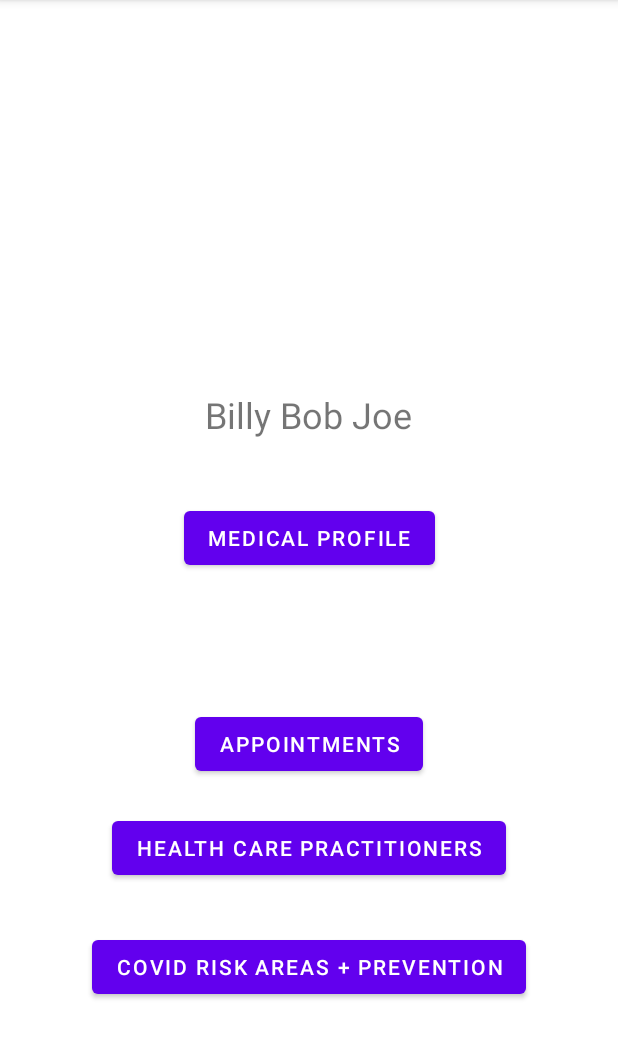
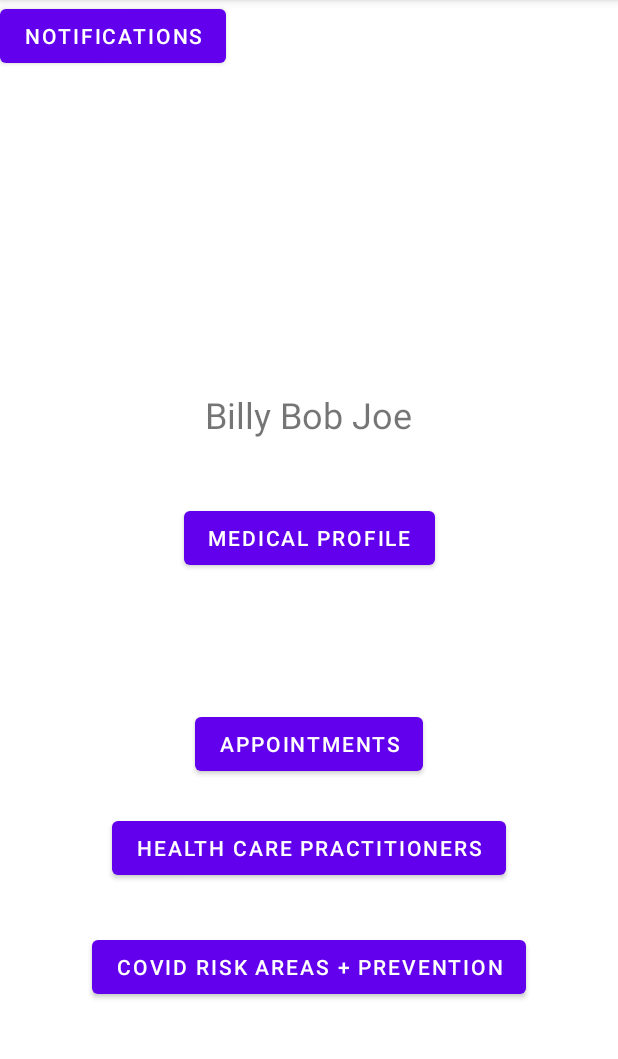
Before and after one commit to jkapp610/-Health-Track-Android-App, an Android app: the screen it shows after launch (MainActivity), on a phone screen of 412 x 824 dp, the part 84-1143 px from its top. Run offline under Robolectric (Android 15) with nearby library versions, the phone set to English and light mode, and no system bars.

Commit message:
Added Notification Code

```diff
--- a/app/src/main/java/com/example/healthtrack/MainActivity.java
+++ b/app/src/main/java/com/example/healthtrack/MainActivity.java
@@ -1,15 +1,22 @@
 package com.example.healthtrack;
 
 import androidx.appcompat.app.AppCompatActivity;
+import androidx.core.app.NotificationCompat;
+import androidx.core.app.NotificationManagerCompat;
 
+import android.app.NotificationChannel;
+import android.app.NotificationManager;
 import android.content.Intent;
+import android.os.Build;
 import android.os.Bundle;
 import android.view.View;
+import android.widget.Button;
 import android.widget.TextView;
 
 public class MainActivity extends AppCompatActivity {
 
     TextView nameTxt;
+    Button notifyBtn;
 
     @Override
     protected void onCreate(Bundle savedInstanceState) {
@@ -17,6 +24,48 @@ public class MainActivity extends AppCompatActivity {
         setContentView(R.layout.activity_main);
         nameTxt = (TextView) findViewById(R.id.nameTxt);
         nameTxt.setText("Billy Bob Joe"); //TODO get patient name from database
+
+        notifyBtn = findViewById(R.id.notify_btn);
+
+        if (Build.VERSION.SDK_INT >= Build.VERSION_CODES.O) {
+            NotificationChannel channel = new NotificationChannel("My Notification", "My Notification", NotificationManager.IMPORTANCE_DEFAULT);
+            NotificationManager manager = getSystemService(NotificationManager.class);
+            manager.createNotificationChannel(channel);
+
+        }
+
+        notifyBtn.setOnClickListener(new View.OnClickListener() {
+            @Override
+            public void onClick(View v) {
+                //notification goes here
+                String msgText = "You have an appointment with Dr. Hilton "
+                        + "Feb. 28th 2021 at "
+                        + "9:30 AM";
+
+
+                NotificationCompat.Builder builder = new NotificationCompat.Builder(MainActivity.this,"My Notification");
+                builder.setContentTitle("Appointments");
+                builder.setStyle(new NotificationCompat.BigTextStyle().bigText(msgText));
+                builder.setContentText(msgText).build();
+                builder.setSmallIcon(R.drawable.ic_launcher_foreground);
+                builder.setAutoCancel(true);
+
+                NotificationManagerCompat managerCompat = NotificationManagerCompat.from(MainActivity.this);
+                managerCompat.notify(1,builder.build());
+
+               /* NotificationCompat.Builder builder = new NotificationCompat.Builder(MainActivity.this,"My Notification");
+                builder.setContentTitle("Appointments");
+                builder.setContentText("Dr. Hilton; Feb. 28th 2021 @ 9:30 AM");
+                builder.setSmallIcon(R.drawable.ic_launcher_foreground);
+                //mBuilder.setSmallIcon(R.mipmap.ic_launcher_round);
+                builder.setAutoCancel(true);
+
+                NotificationManagerCompat managerCompat = NotificationManagerCompat.from(MainActivity.this);
+                managerCompat.notify(1,builder.build());*/
+
+            }
+        });
+
     }
 
     public void onClickProfile(View view){
--- a/app/src/main/res/layout/activity_main.xml
+++ b/app/src/main/res/layout/activity_main.xml
@@ -98,4 +98,12 @@
         app:layout_constraintStart_toStartOf="parent"
         app:layout_constraintTop_toBottomOf="@+id/nameTxt" />
 
+    <Button
+        android:id="@+id/notify_btn"
+        android:layout_width="wrap_content"
+        android:layout_height="wrap_content"
+        android:text="Notifications"
+        tools:layout_editor_absoluteX="159dp"
+        tools:layout_editor_absoluteY="332dp" />
+
 </androidx.constraintlayout.widget.ConstraintLayout>
```
